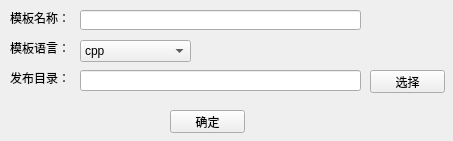
Old version of the form designer/ui/add_tmpl.ui in the repository aywfelix/ProtoExcelTool.
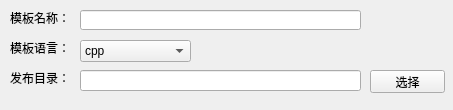
New version of the form.

The edit to the form file:
```diff
--- a/designer/ui/add_tmpl.ui
+++ b/designer/ui/add_tmpl.ui
@@ -7,7 +7,7 @@
     <x>0</x>
     <y>0</y>
     <width>453</width>
-    <height>141</height>
+    <height>110</height>
    </rect>
   </property>
   <property name="windowTitle">
```
Left out of the diff: 2 changed lines with no effect on the pictures.
